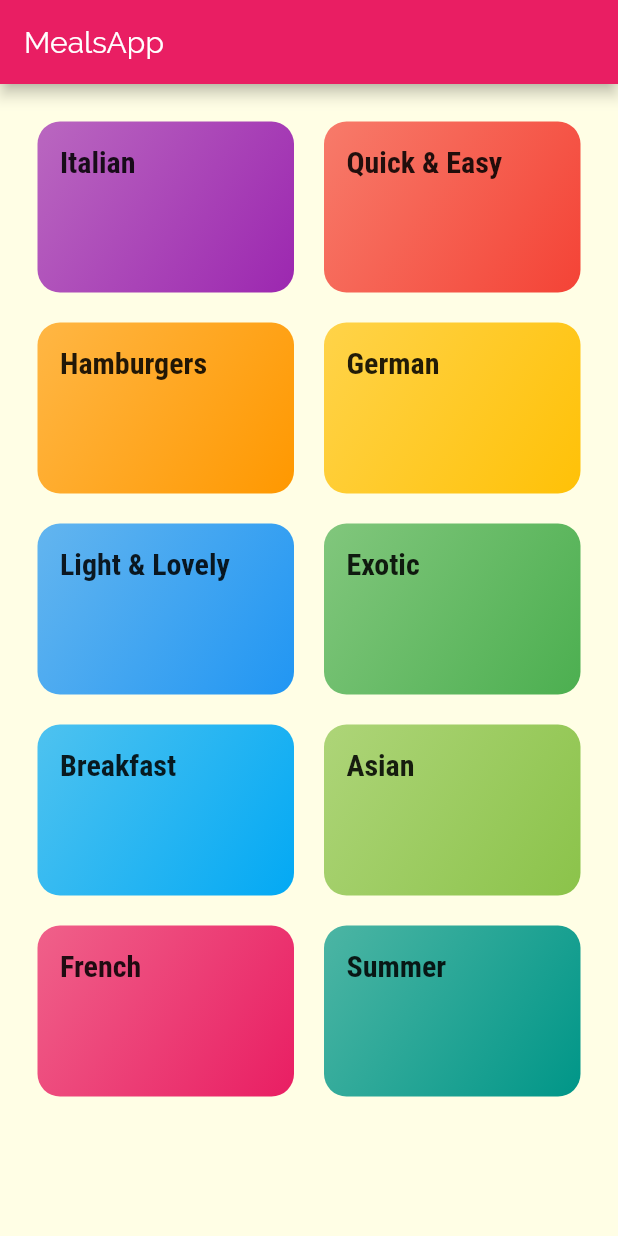
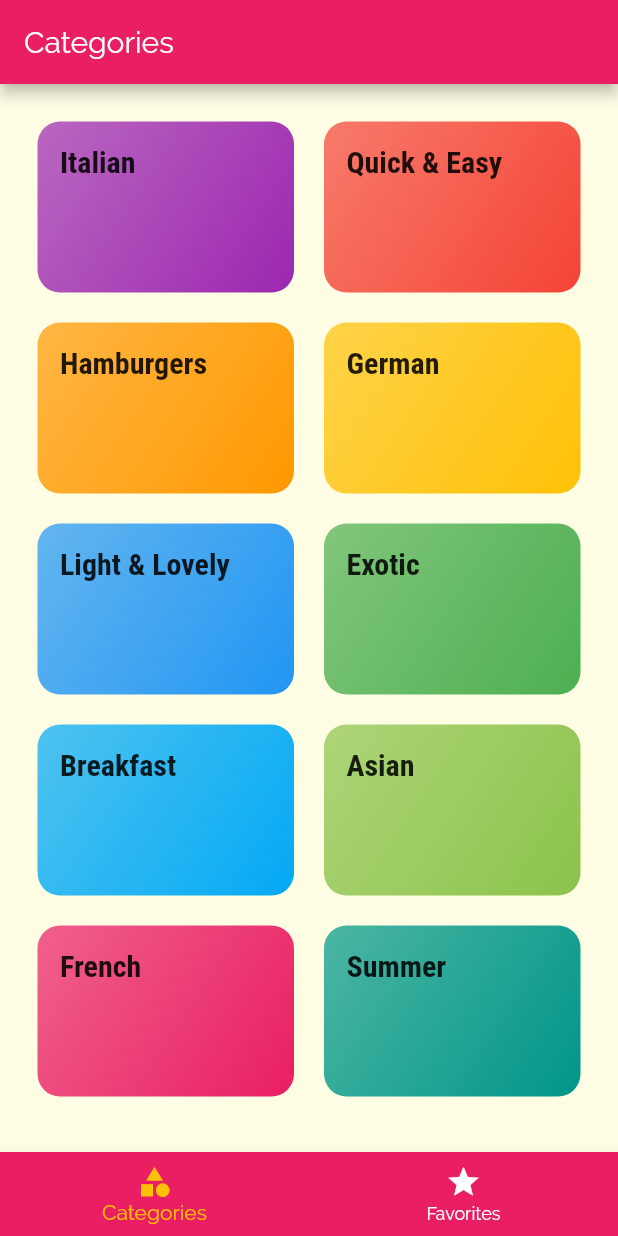
Before and after one commit to ituxka/meals, a Flutter app: the screen it shows after launch, on a phone screen of 412 x 824 dp. Run offline on Flutter 3.47's test engine with Material 2 defaults, Android fonts, the phone set to English and light mode, and no system bars.

```diff
--- a/lib/main.dart
+++ b/lib/main.dart
@@ -1,7 +1,7 @@
 import 'package:flutter/material.dart';
-import 'package:meals/screens/categories_screen.dart';
 import 'package:meals/screens/category_meals_screen.dart';
 import 'package:meals/screens/meal_detail_screen.dart';
+import 'package:meals/screens/tabs_screen.dart';
 import 'package:meals/style.dart';
 
 void main() => runApp(App());
@@ -26,8 +26,8 @@ class App extends StatelessWidget {
               title: titleStyle,
             ),
       ),
-      home: CategoriesScreen(),
       routes: {
+        '/': (_) => TabsScreen(),
         CategoryMealsScreen.routeName: (_) => CategoryMealsScreen(),
         MealDetailScreen.routeName: (_) => MealDetailScreen(),
       },
--- a/lib/screens/categories_screen.dart
+++ b/lib/screens/categories_screen.dart
@@ -2,13 +2,10 @@ import 'package:flutter/material.dart';
 import 'package:meals/widgets/category/category_list.dart';
 
 class CategoriesScreen extends StatelessWidget {
+  static String title = 'Categories';
+
   @override
   Widget build(BuildContext context) {
-    return Scaffold(
-      appBar: AppBar(
-        title: Text('MealsApp'),
-      ),
-      body: CategoriesList(),
-    );
+    return CategoriesList();
   }
 }
--- /dev/null
+++ b/lib/screens/favorites_screen.dart
@@ -0,0 +1,10 @@
+import 'package:flutter/material.dart';
+
+class FavoritesScreen extends StatelessWidget {
+  static String title = 'Favorites';
+
+  @override
+  Widget build(BuildContext context) {
+    return Text('FavoritesScreen StatelessWidget');
+  }
+}
--- /dev/null
+++ b/lib/screens/tabs_screen.dart
@@ -0,0 +1,57 @@
+import 'package:flutter/material.dart';
+import 'package:meals/screens/categories_screen.dart';
+import 'package:meals/screens/favorites_screen.dart';
+
+class _TabPage {
+  final String title;
+  final Widget page;
+
+  _TabPage(this.title, this.page);
+}
+
+class TabsScreen extends StatefulWidget {
+  @override
+  _TabsScreenState createState() => _TabsScreenState();
+}
+
+class _TabsScreenState extends State<TabsScreen> {
+  final List<_TabPage> _tabPages = [
+    _TabPage(CategoriesScreen.title, CategoriesScreen()),
+    _TabPage(FavoritesScreen.title, FavoritesScreen()),
+  ];
+
+  int _selectedPageIndex = 0;
+
+  void _onSelectPage(int index) {
+    setState(() {
+      _selectedPageIndex = index;
+    });
+  }
+
+  @override
+  Widget build(BuildContext context) {
+    return Scaffold(
+      appBar: AppBar(
+        title: Text(_tabPages[_selectedPageIndex].title),
+      ),
+      body: _tabPages[_selectedPageIndex].page,
+      bottomNavigationBar: BottomNavigationBar(
+        backgroundColor: Theme.of(context).primaryColor,
+        unselectedItemColor: Colors.white,
+        selectedItemColor: Theme.of(context).accentColor,
+        currentIndex: _selectedPageIndex,
+        onTap: _onSelectPage,
+        items: [
+          BottomNavigationBarItem(
+            icon: Icon(Icons.category),
+            title: Text(CategoriesScreen.title),
+          ),
+          BottomNavigationBarItem(
+            icon: Icon(Icons.star),
+            title: Text(FavoritesScreen.title),
+          ),
+        ],
+      ),
+    );
+  }
+}
```
